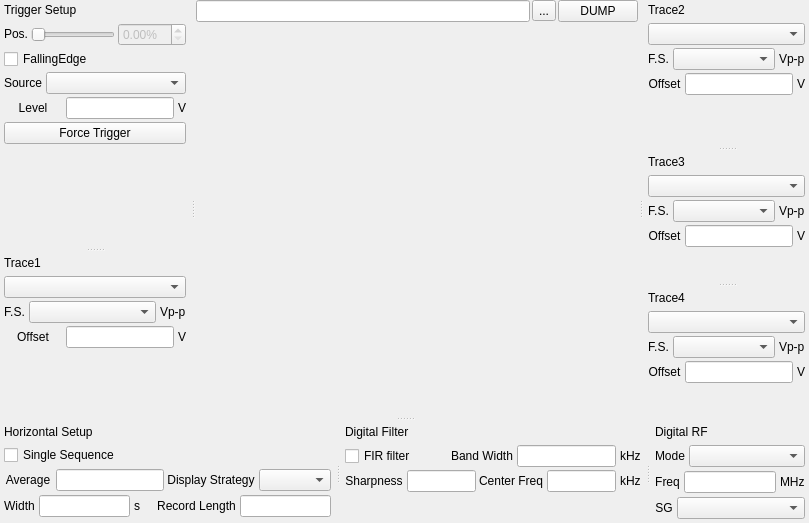
Old version of the form modules/dso/core/dsoform.ui in the repository northriv/KAME.
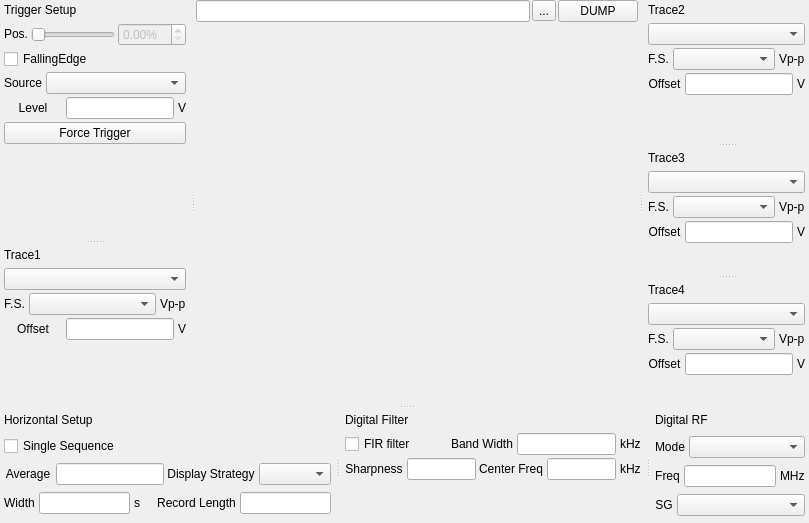
New version of the form. Custom widgets are drawn as their Qt base class.

Patch:
```diff
--- a/modules/dso/core/dsoform.ui
+++ b/modules/dso/core/dsoform.ui
@@ -67,7 +67,7 @@
    <property name="minimumSize">
     <size>
      <width>335</width>
-     <height>80</height>
+     <height>104</height>
     </size>
    </property>
    <property name="features">
@@ -811,7 +811,7 @@
    <property name="minimumSize">
     <size>
      <width>304</width>
-     <height>80</height>
+     <height>105</height>
     </size>
    </property>
    <property name="features">
@@ -1345,7 +1345,7 @@
    <property name="minimumSize">
     <size>
      <width>158</width>
-     <height>80</height>
+     <height>113</height>
     </size>
    </property>
    <property name="features">
```
Left out of the diff: 150 changed lines with no effect on the pictures. Lines whose indentation alone changed are shown as unchanged.
